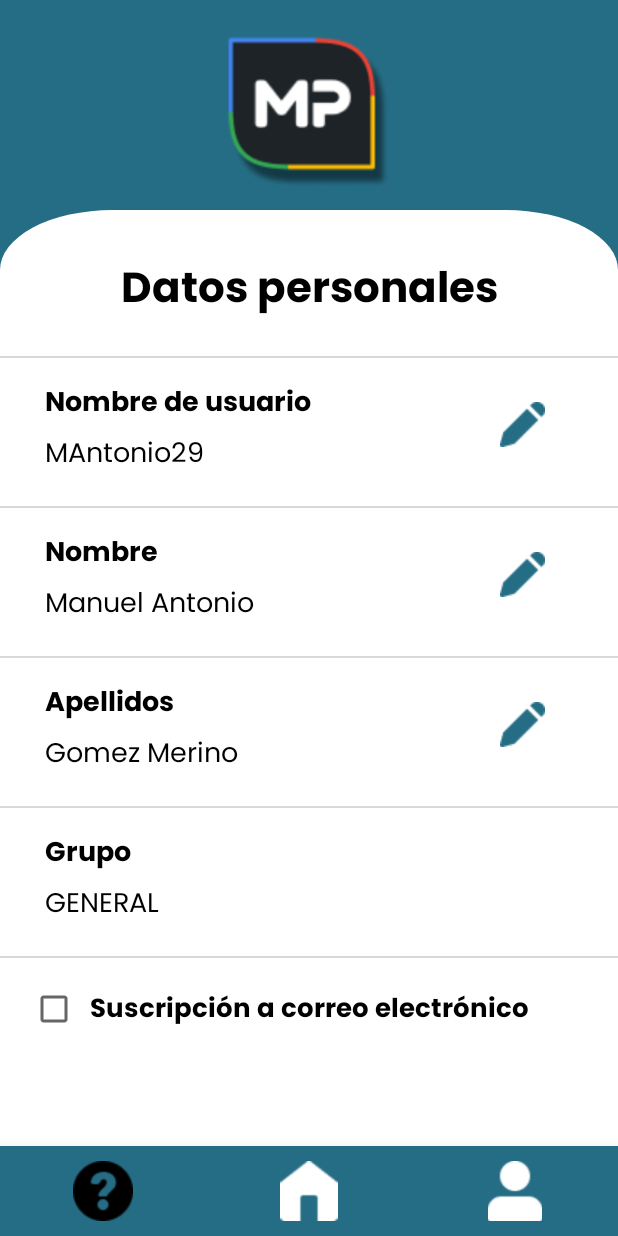
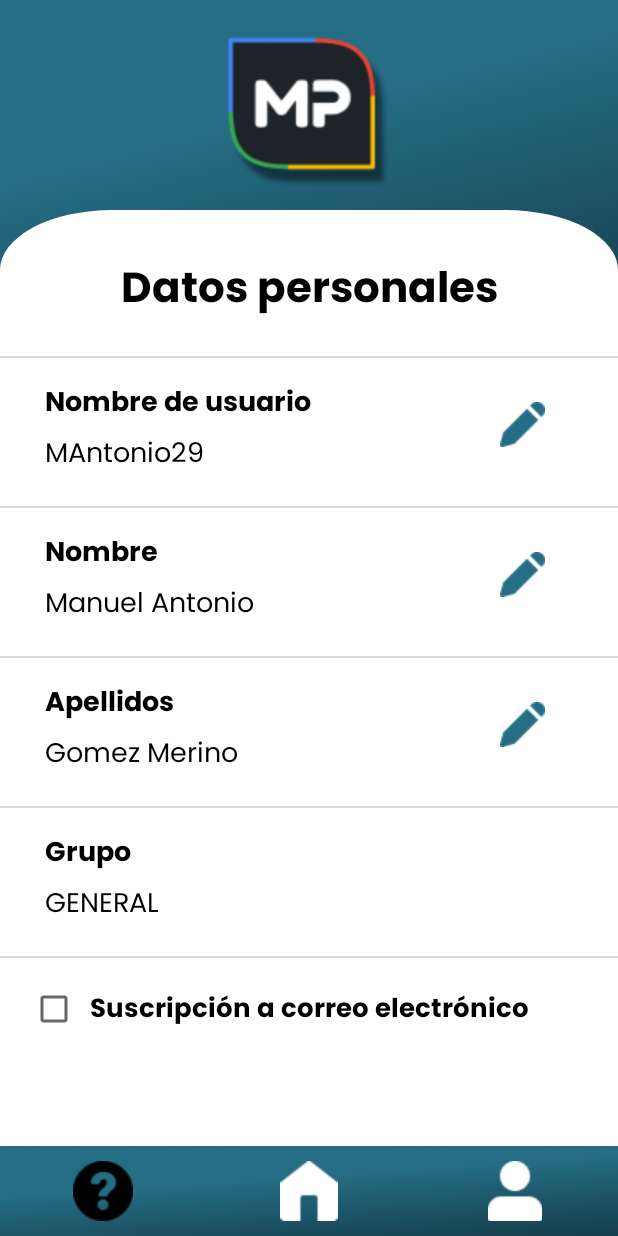
Before and after one commit to TFG-MenPas/MenPas, an Android app: the layout activity_datos_personales.xml on its own in the app's theme, with its tools: preview values and no code run, on a phone screen of 412 x 824 dp. Run offline under Robolectric (Android 15) with nearby library versions, the phone set to English and light mode, and no system bars.

Commit message:
Gradiente agregado

```diff
--- a/app/src/main/res/layout/activity_datos_personales.xml
+++ b/app/src/main/res/layout/activity_datos_personales.xml
@@ -21,7 +21,7 @@
                 android:layout_alignParentLeft="true"
 
                 android:layout_alignParentTop="true"
-                android:background="@color/elipseBlue" />
+                android:background="@drawable/gradle_rectangle" />
 
             <View
                 android:id="@+id/bannerRectanguloBlancoCentral"
@@ -346,7 +346,7 @@
             android:layout_width="match_parent"
             android:layout_height="60dp"
             android:layout_alignParentBottom="true"
-            android:background="@color/elipseBlue"
+            android:background="@drawable/gradle_rectangle"
             app:elevation="10dp"
             app:itemIconSize="40dp"
             app:itemIconTint="@drawable/bm_items"
```
Also changed, not shown: app/src/main/AndroidManifest.xml (+10 -1 lines), app/src/main/java/com/uma/menpas/BajaUsuario.kt (added, +11 -0 lines), app/src/main/res/layout/activity_baja_usuario.xml (added, +9 -0 lines), app/src/main/res/drawable/gradle_rectangle.png (added).
